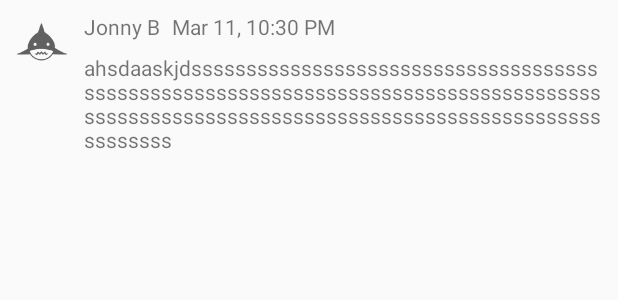
After one commit to SanJSp/SlackCloneApp, an Android app: the layout message_list_view.xml on its own in the app's theme, with its tools: preview values and no code run, on a phone screen of 412 x 824 dp. The commit adds this screen. Shown: the top 300 px of the screen. Run offline under Robolectric (Android 15) with nearby library versions, the phone set to English and light mode, and no system bars.

Commit message:
added displaying of messages

```diff
--- /dev/null
+++ b/app/src/main/res/layout/message_list_view.xml
@@ -0,0 +1,36 @@
+<?xml version="1.0" encoding="utf-8"?>
+<android.support.constraint.ConstraintLayout xmlns:android="http://schemas.android.com/apk/res/android"
+                                             xmlns:app="http://schemas.android.com/apk/res-auto"
+                                             xmlns:tools="http://schemas.android.com/tools"
+                                             android:layout_width="match_parent"
+                                             android:layout_height="wrap_content">
+
+    <ImageView
+            android:layout_width="40dp"
+            android:layout_height="40dp" tools:srcCompat="@drawable/dark10"
+            android:id="@+id/messageUserImage" android:layout_marginTop="8dp"
+            app:layout_constraintTop_toTopOf="parent" app:layout_constraintStart_toStartOf="parent"
+            android:layout_marginStart="8dp"/>
+    <TextView
+            android:text="Jonny B"
+            android:layout_width="wrap_content"
+            android:layout_height="wrap_content"
+            android:id="@+id/messageUserNameLbl" android:layout_marginTop="8dp"
+            app:layout_constraintTop_toTopOf="parent" app:layout_constraintStart_toEndOf="@+id/messageUserImage"
+            android:layout_marginStart="8dp"/>
+    <TextView
+            android:text="Mar 11, 10:30 PM"
+            android:layout_width="wrap_content"
+            android:layout_height="wrap_content"
+            android:id="@+id/timeStampLbl" app:layout_constraintStart_toEndOf="@+id/messageUserNameLbl"
+            android:layout_marginTop="8dp" app:layout_constraintTop_toTopOf="parent" android:layout_marginStart="8dp"/>
+    <TextView
+            android:text="ahsdaaskjdsssssssssssssssssssssssssssssssssssssssssssssssssssssssssssssssssssssssssssssssssssssssssssssssssssssssssssssssssssssssssssssssssssssssssss"
+            android:layout_width="0dp"
+            android:layout_height="wrap_content"
+            android:id="@+id/messageBodyLbl"
+            app:layout_constraintTop_toBottomOf="@+id/timeStampLbl"
+            app:layout_constraintEnd_toEndOf="parent" android:layout_marginEnd="8dp"
+            app:layout_constraintStart_toEndOf="@+id/messageUserImage" android:layout_marginStart="8dp"
+            android:layout_marginTop="8dp"/>
+</android.support.constraint.ConstraintLayout>
```
Also changed, not shown: app/src/main/java/com/example/smack/Adapters/MessageAdapter.kt (added, +59 -0 lines), app/src/main/java/com/example/smack/Controller/MainActivity.kt (+15 -1 lines).
